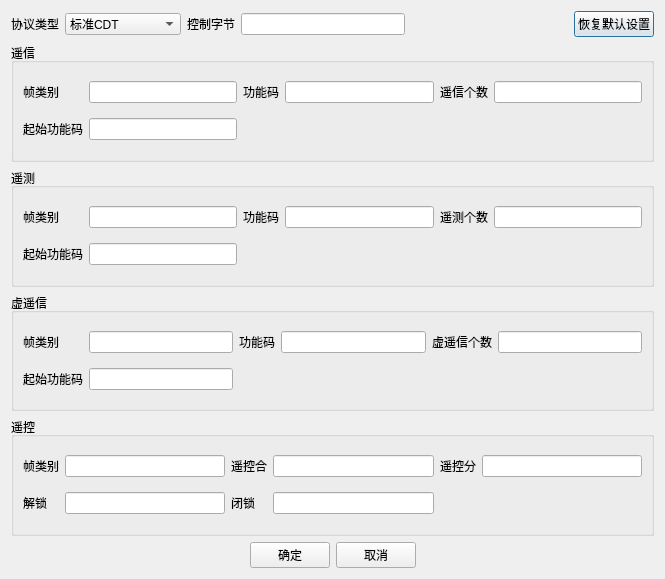
Old version of the form CdtTools/ui/cdtsettingdlg.ui in the repository CGinMax/ProtocolTools.
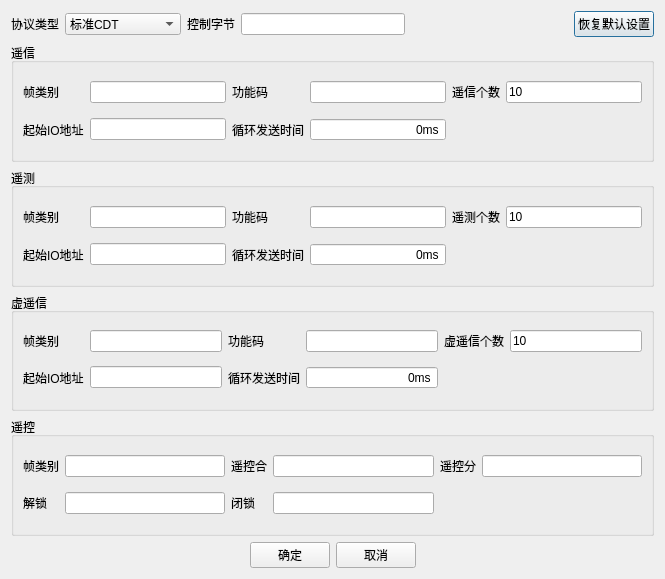
New version of the form.

The edit to the form file:
```diff
--- a/CdtTools/ui/cdtsettingdlg.ui
+++ b/CdtTools/ui/cdtsettingdlg.ui
@@ -108,18 +108,45 @@
        </widget>
       </item>
       <item row="0" column="5">
-       <widget class="QLineEdit" name="edYxNum"/>
+       <widget class="QLineEdit" name="edYxNum">
+        <property name="text">
+         <string>10</string>
+        </property>
+       </widget>
       </item>
       <item row="1" column="0">
        <widget class="QLabel" name="label_5">
         <property name="text">
-         <string>起始功能码</string>
+         <string>起始IO地址</string>
         </property>
        </widget>
       </item>
       <item row="1" column="1">
        <widget class="QLineEdit" name="edYxStartIo"/>
       </item>
+      <item row="1" column="2">
+       <widget class="QLabel" name="label_19">
+        <property name="text">
+         <string>循环发送时间</string>
+        </property>
+       </widget>
+      </item>
+      <item row="1" column="3">
+       <widget class="QSpinBox" name="edYxTime">
+        <property name="alignment">
+         <set>Qt::AlignRight|Qt::AlignTrailing|Qt::AlignVCenter</set>
+        </property>
+        <property name="buttonSymbols">
+         <enum>QAbstractSpinBox::NoButtons</enum>
+        </property>
+        <property name="suffix">
+         <string>ms</string>
+        </property>
+        <property name="maximum">
+         <number>999999999</number>
+        </property>
+       </widget>
+      </item>
      </layout>
     </widget>
    </item>
@@ -157,18 +184,45 @@
        </widget>
       </item>
       <item row="0" column="5">
-       <widget class="QLineEdit" name="edYcNum"/>
+       <widget class="QLineEdit" name="edYcNum">
+        <property name="text">
+         <string>10</string>
+        </property>
+       </widget>
       </item>
       <item row="1" column="0">
        <widget class="QLabel" name="label_7">
         <property name="text">
-         <string>起始功能码</string>
+         <string>起始IO地址</string>
         </property>
        </widget>
       </item>
       <item row="1" column="1">
        <widget class="QLineEdit" name="edYcStartIo"/>
       </item>
+      <item row="1" column="2">
+       <widget class="QLabel" name="label_20">
+        <property name="text">
+         <string>循环发送时间</string>
+        </property>
+       </widget>
+      </item>
+      <item row="1" column="3">
+       <widget class="QSpinBox" name="edYcTime">
+        <property name="alignment">
+         <set>Qt::AlignRight|Qt::AlignTrailing|Qt::AlignVCenter</set>
+        </property>
+        <property name="buttonSymbols">
+         <enum>QAbstractSpinBox::NoButtons</enum>
+        </property>
+        <property name="suffix">
+         <string>ms</string>
+        </property>
+        <property name="maximum">
+         <number>999999999</number>
+        </property>
+       </widget>
+      </item>
      </layout>
     </widget>
    </item>
@@ -206,18 +260,45 @@
        </widget>
       </item>
       <item row="0" column="5">
-       <widget class="QLineEdit" name="edVYxNum"/>
+       <widget class="QLineEdit" name="edVYxNum">
+        <property name="text">
+         <string>10</string>
+        </property>
+       </widget>
       </item>
       <item row="1" column="0">
        <widget class="QLabel" name="label_18">
         <property name="text">
-         <string>起始功能码</string>
+         <string>起始IO地址</string>
         </property>
        </widget>
       </item>
       <item row="1" column="1">
        <widget class="QLineEdit" name="edVYxStartIo"/>
       </item>
+      <item row="1" column="2">
+       <widget class="QLabel" name="label_21">
+        <property name="text">
+         <string>循环发送时间</string>
+        </property>
+       </widget>
+      </item>
+      <item row="1" column="3">
+       <widget class="QSpinBox" name="edVYxTime">
+        <property name="alignment">
+         <set>Qt::AlignRight|Qt::AlignTrailing|Qt::AlignVCenter</set>
+        </property>
+        <property name="buttonSymbols">
+         <enum>QAbstractSpinBox::NoButtons</enum>
+        </property>
+        <property name="suffix">
+         <string>ms</string>
+        </property>
+        <property name="maximum">
+         <number>999999999</number>
+        </property>
+       </widget>
+      </item>
      </layout>
     </widget>
    </item>
```
